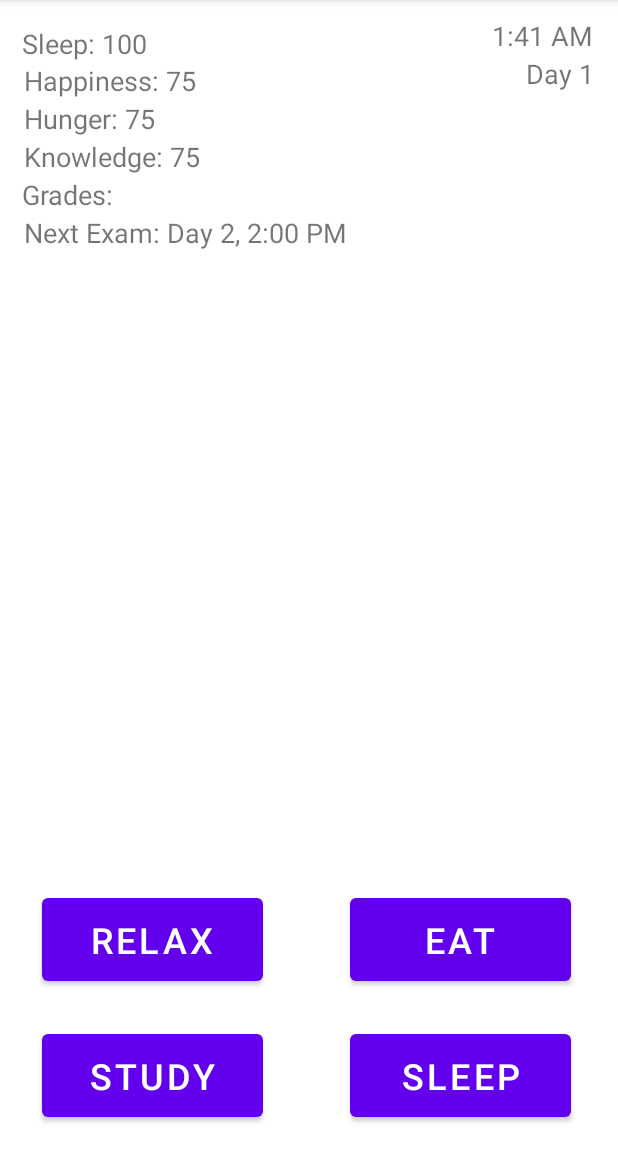
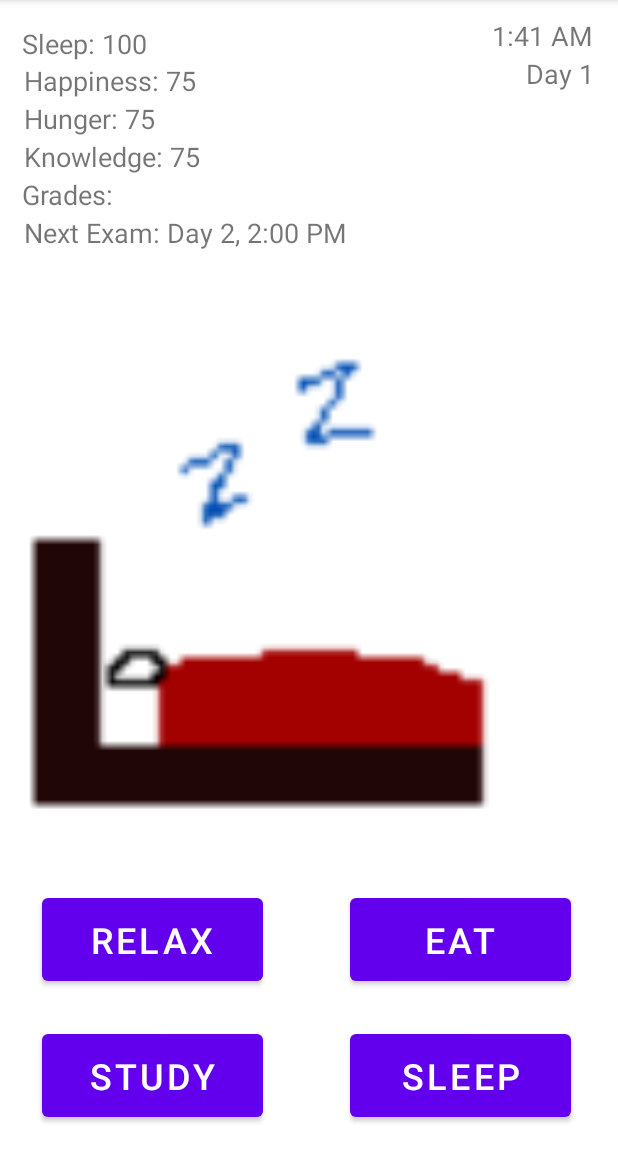
Before and after one commit to abloodg1/CustomGame, an Android app: the Game screen opened directly, with no data from a screen before it, after a tap on "SLEEP", on a phone screen of 412 x 824 dp, the part 84-1236 px from its top. Run offline under Robolectric (Android 15) with nearby library versions, the phone set to English and light mode, and no system bars.

Commit message:
Added visuals and custom graphics

```diff
--- a/app/src/main/java/com/example/customgame/Game.java
+++ b/app/src/main/java/com/example/customgame/Game.java
@@ -6,6 +6,7 @@ import android.content.Intent;
 import android.os.Bundle;
 import android.os.CountDownTimer;
 import android.view.View;
+import android.widget.ImageView;
 import android.widget.TextView;
 
 public class Game extends AppCompatActivity {
@@ -18,6 +19,7 @@ public class Game extends AppCompatActivity {
     private TextView dayText;
     private TextView gradeText;
     private TextView nextText;
+    private ImageView gameImage;
     private int happy;
     private int hunger;
     private int know;
@@ -50,6 +52,7 @@ public class Game extends AppCompatActivity {
         dayText = findViewById(R.id.Day);
         gradeText = findViewById(R.id.Grades);
         nextText = findViewById(R.id.NextExam);
+        gameImage = findViewById(R.id.gameImg);
         happy = 80;
         hunger = 80;
         know = 80;
@@ -65,6 +68,33 @@ public class Game extends AppCompatActivity {
             public void onTick(long l) {
                 timeLeft = l;
                 updateTimer();
+                if(minute % 30 == 0){
+                    if(sleeping == true){
+                        if(minute == 30){
+                            gameImage.setImageResource(R.drawable.bed1);
+                        }else{
+                            gameImage.setImageResource(R.drawable.bed2);
+                        }
+                    }else if(eating == true){
+                        if(minute == 30){
+                            gameImage.setImageResource(R.drawable.eat1);
+                        }else{
+                            gameImage.setImageResource(R.drawable.eat2);
+                        }
+                    }else if(studying == true){
+                        if(minute == 30){
+                            gameImage.setImageResource(R.drawable.study1);
+                        }else{
+                            gameImage.setImageResource(R.drawable.study2);
+                        }
+                    }else if(playing == true){
+                        if(minute == 30){
+                            gameImage.setImageResource(R.drawable.relax1);
+                        }else{
+                            gameImage.setImageResource(R.drawable.relax2);
+                        }
+                    }
+                }
                 if(minute < 59) {
                     minute++;
                 }else{
@@ -87,6 +117,7 @@ public class Game extends AppCompatActivity {
                             String s = Integer.toString(temp);
 
                             gradeText.setText(gradeText.getText() + s + ", ");
+                            score += temp;
                             if(day == 10){
                                 nextText.setText("EXAMS DONE");
                             }else {
@@ -153,6 +184,7 @@ public class Game extends AppCompatActivity {
         eating = false;
         studying = false;
         playing = false;
+        gameImage.setImageResource(R.drawable.bed1);
     }
 
     public void eat(View view){
@@ -160,6 +192,7 @@ public class Game extends AppCompatActivity {
         eating = true;
         studying = false;
         playing = false;
+        gameImage.setImageResource(R.drawable.eat1);
     }
 
     public void study(View view){
@@ -167,6 +200,7 @@ public class Game extends AppCompatActivity {
         eating = false;
         studying = true;
         playing = false;
+        gameImage.setImageResource(R.drawable.study1);
     }
 
     public void relax(View view){
@@ -174,5 +208,6 @@ public class Game extends AppCompatActivity {
         eating = false;
         studying = false;
         playing = true;
+        gameImage.setImageResource(R.drawable.relax1);
     }
 };
--- a/app/src/main/res/layout/activity_game.xml
+++ b/app/src/main/res/layout/activity_game.xml
@@ -165,4 +165,18 @@
         app:layout_constraintRight_toRightOf="parent"
         app:layout_constraintTop_toTopOf="parent"
         app:layout_constraintVertical_bias="0.846" />
+
+    <ImageView
+        android:id="@+id/gameImg"
+        android:layout_width="332dp"
+        android:layout_height="314dp"
+        android:fadingEdge="none"
+        app:srcCompat="@drawable/basic_avatar"
+        app:layout_constraintBottom_toBottomOf="parent"
+        app:layout_constraintHorizontal_bias="0.106"
+        app:layout_constraintLeft_toLeftOf="parent"
+        app:layout_constraintRight_toRightOf="parent"
+        app:layout_constraintTop_toTopOf="parent"
+        tools:layout_editor_absoluteX="39dp"
+        tools:layout_editor_absoluteY="199dp" />
 </androidx.constraintlayout.widget.ConstraintLayout>
```
Also changed, not shown: app/src/main/res/layout/activity_main.xml (+10 -0 lines), app/src/main/res/drawable-v24/basic_avatar.png (added), app/src/main/res/drawable-v24/bed1.png (added), app/src/main/res/drawable-v24/bed2.png (added), app/src/main/res/drawable-v24/eat1.png (added), app/src/main/res/drawable-v24/eat2.png (added), app/src/main/res/drawable-v24/logo.png (added), app/src/main/res/drawable-v24/relax1.png (added), app/src/main/res/drawable-v24/relax2.png (added), app/src/main/res/drawable-v24/study1.png (added), app/src/main/res/drawable-v24/study2.png (added).
